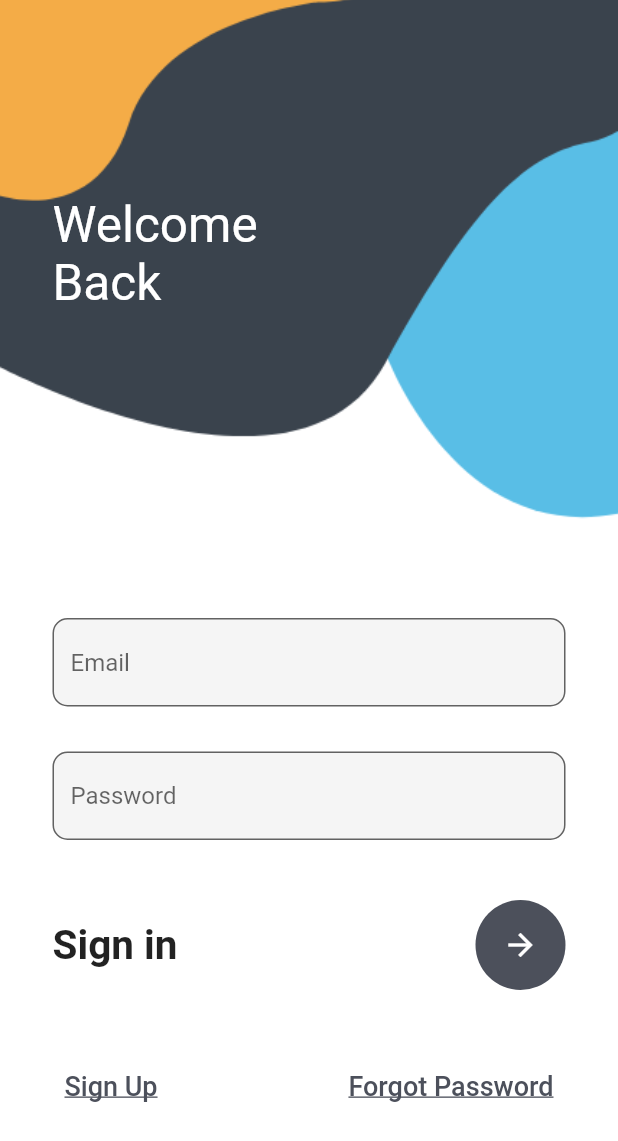
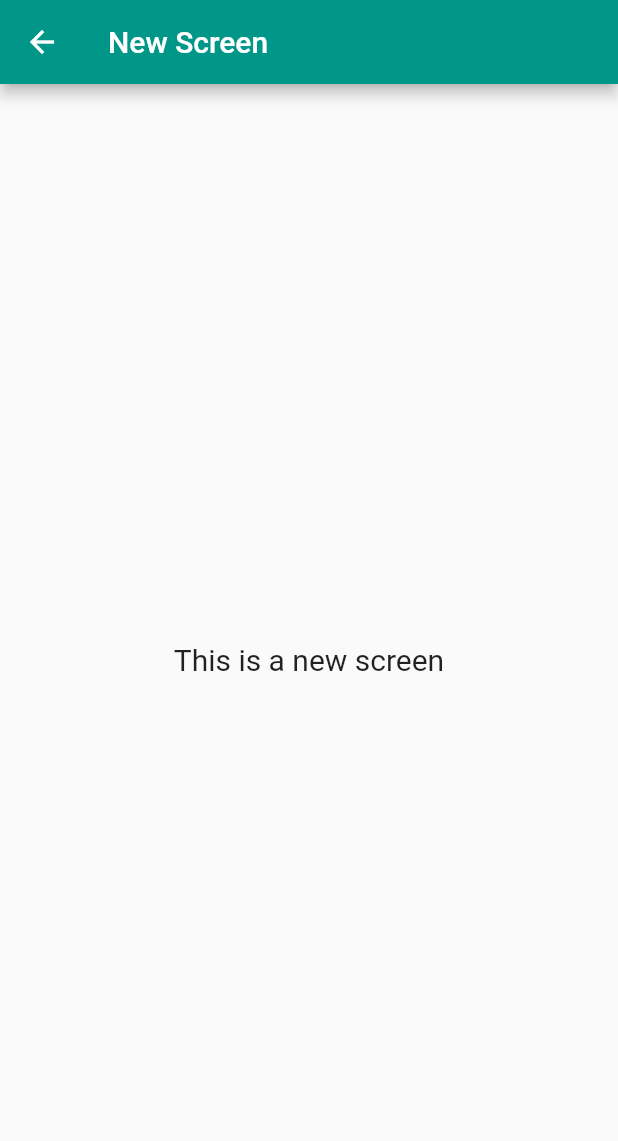
Before and after one commit to anjalikandhare987/loginui, a Flutter app: the screen it shows after launch, after a tap on the "arrow forward" icon, on a phone screen of 412 x 824 dp. Shown: the top 1141 px of the screen. Run offline on Flutter 3.47's test engine with Material 2 defaults, Android fonts, the phone set to English and light mode, and no system bars.

Commit message:
New Screen

```diff
--- /dev/null
+++ b/lib/abc.dart
@@ -0,0 +1,22 @@
+ import 'package:flutter/material.dart';
+ void main() {
+  runApp(MyApp());
+ }
+ class MyApp extends StatelessWidget {
+   const MyApp({Key? key}) : super(key: key);
+
+  @override
+   Widget build(BuildContext context) {
+     return Scaffold(
+       appBar: AppBar(
+         title: Text('New Screen'),
+         backgroundColor: Colors.teal,
+       ),
+      body: const Center(
+        child: Text('This is a new screen',
+     style: TextStyle(fontSize: 20),
+         ),
+       ),
+    );
+   }
+ }
--- a/lib/login.dart
+++ b/lib/login.dart
@@ -1,4 +1,5 @@
 import 'package:flutter/material.dart';
+import 'package:loginui/abc.dart';
 
 class MyLogin extends StatefulWidget {
   const MyLogin({Key? key}) : super(key: key);
@@ -22,7 +23,7 @@ class _MyLoginState extends State<MyLogin> {
             Container(),
             Container(
               padding: EdgeInsets.only(left: 35, top: 130),
-              child: Text(
+              child: Text('Roboinfocom\n'
                 'Welcome\nBack',
                 style: TextStyle(color: Colors.white, fontSize: 33),
               ),
@@ -78,7 +79,9 @@ class _MyLoginState extends State<MyLogin> {
                                 backgroundColor: Color(0xff4c505b),
                                 child: IconButton(
                                     color: Colors.white,
-                                    onPressed: () {},
+                                    onPressed: () {
+                                      Navigator.push(context, MaterialPageRoute(builder: (context) => MyApp()));
+                                    },
                                     icon: Icon(
                                       Icons.arrow_forward,
                                     )),
```
